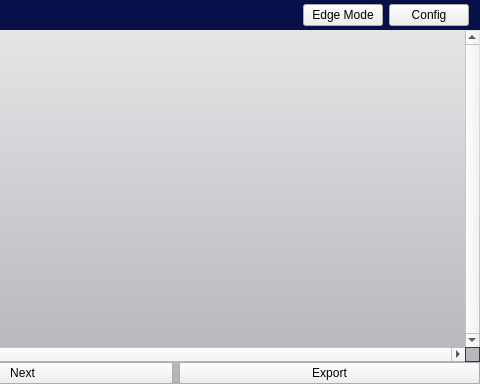
Before: the Qt Designer form IntelliGraph/mainwindow.ui in SEGroup10/IntelliGraph, drawn with Qt 5; both pictures show x 328 to 808 and y 0 to 384 of the 808 by 384 pixel window.
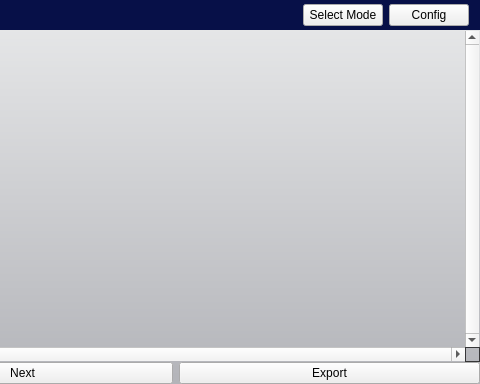
After: the same form once the commit is applied. Icons and pictures are not drawn.

The edit to the form file:
```diff
--- a/IntelliGraph/mainwindow.ui
+++ b/IntelliGraph/mainwindow.ui
@@ -103,7 +103,7 @@
        <item>
         <widget class="QPushButton" name="modeButton">
          <property name="text">
-          <string>Edge Mode</string>
+          <string>Select Mode</string>
          </property>
         </widget>
        </item>
```
